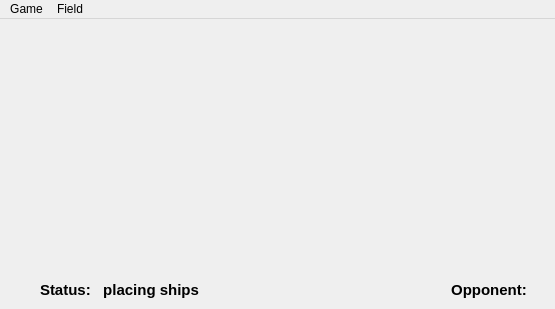
bakwc/SeaCraft, file client/mainwindow.ui: the form before one commit.
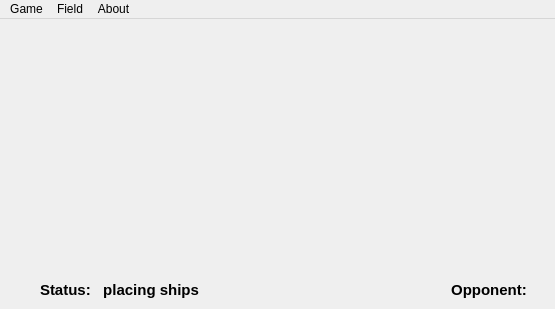
The form after the commit.

Commit message: Added About dialog (closed #24)

```diff
--- a/client/mainwindow.ui
+++ b/client/mainwindow.ui
@@ -84,7 +84,7 @@
      <x>0</x>
      <y>0</y>
      <width>555</width>
-     <height>21</height>
+     <height>24</height>
     </rect>
    </property>
    <widget class="QMenu" name="menuFile">
@@ -103,8 +103,15 @@
     <addaction name="actionClear"/>
     <addaction name="actionRandom"/>
    </widget>
+   <widget class="QMenu" name="menuAbout">
+    <property name="title">
+     <string>About</string>
+    </property>
+    <addaction name="actionAbout"/>
+   </widget>
    <addaction name="menuFile"/>
    <addaction name="menuField"/>
+   <addaction name="menuAbout"/>
   </widget>
   <action name="actionStart">
    <property name="text">
```
Left out of the diff: 8 changed lines with no effect on the pictures. The commit also changes 10 other files.
